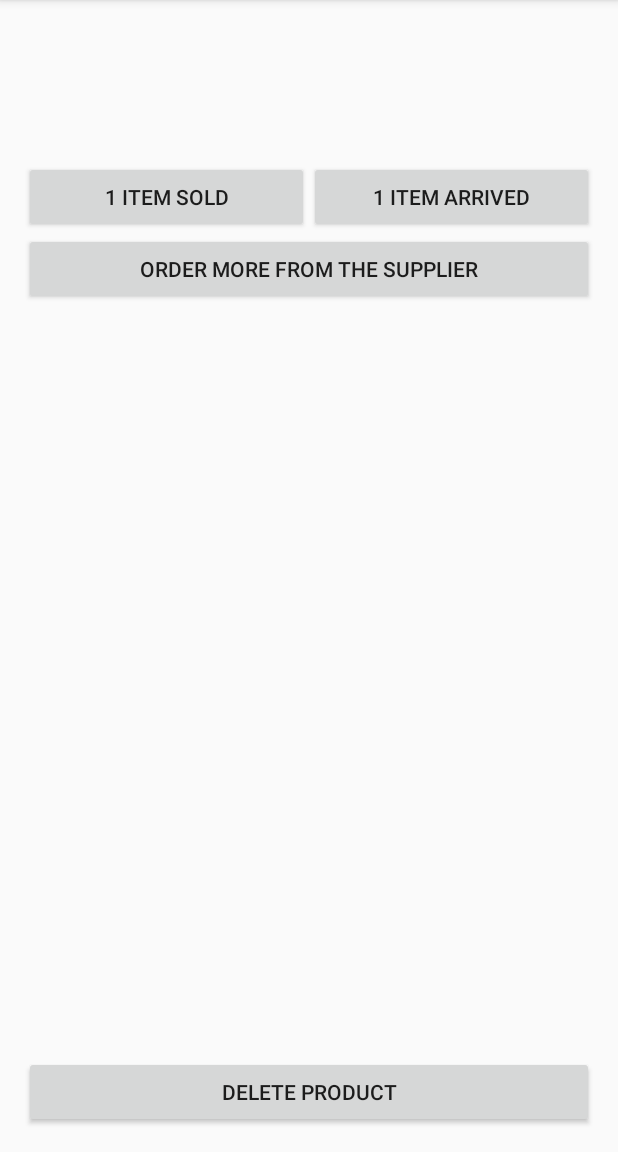
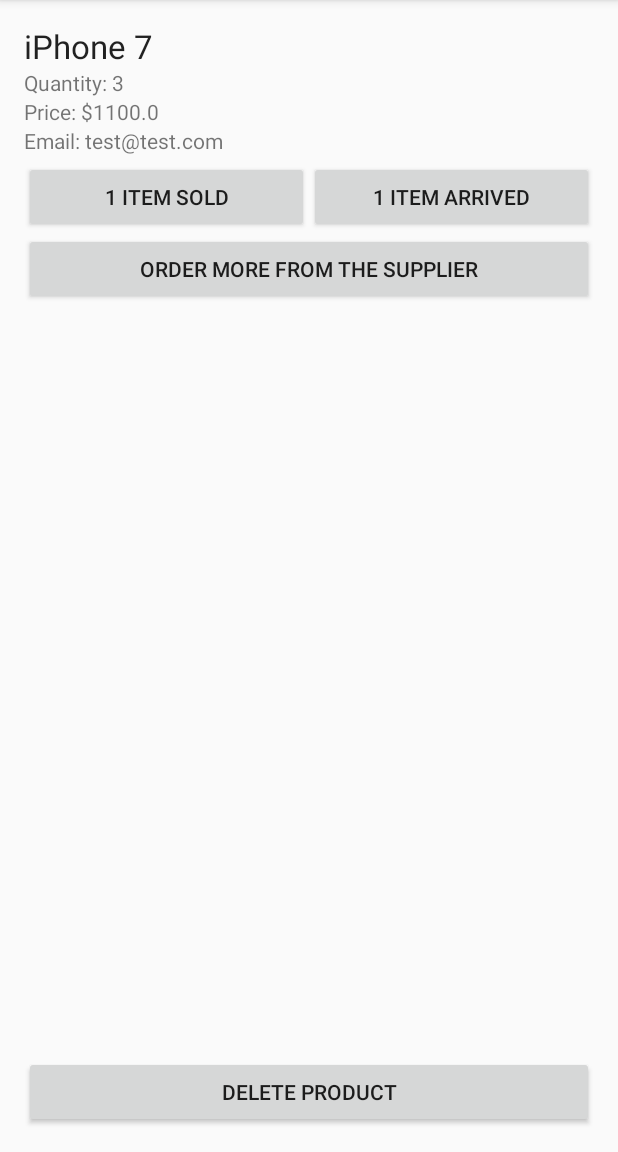
Before and after one commit to sprejjs/InventoryTracking, an Android app: the screen it shows after launch (DetailsActivity), after a tap on "iPhone 7", on a phone screen of 412 x 824 dp, the part 84-1236 px from its top. Run offline under Robolectric (Android 15) with nearby library versions, the phone set to English and light mode, and no system bars; our stand-ins replace ButterKnife.

Commit message:
Populates product information into the details activity.

```diff
--- a/app/src/main/java/com/spreys/inventorytracking/activities/DetailsActivity.java
+++ b/app/src/main/java/com/spreys/inventorytracking/activities/DetailsActivity.java
@@ -6,6 +6,7 @@ import android.support.v7.app.AppCompatActivity;
 import android.widget.TextView;
 
 import com.spreys.inventorytracking.R;
+import com.spreys.inventorytracking.data.Product;
 
 import butterknife.BindView;
 import butterknife.ButterKnife;
@@ -16,6 +17,8 @@ import butterknife.OnClick;
  */
 
 public class DetailsActivity extends AppCompatActivity {
+    public static final String KEY_PRODUCT = "key_product";
+
     @BindView(R.id.details_title)
     TextView titleView;
 
@@ -34,6 +37,13 @@ public class DetailsActivity extends AppCompatActivity {
         setContentView(R.layout.activity_details);
 
         ButterKnife.bind(this);
+
+        Product product = getIntent().getExtras().getParcelable(KEY_PRODUCT);
+
+        titleView.setText(product.getName());
+        quantityView.setText(product.getQuantityDescription());
+        priceView.setText(product.getPriceDescription());
+        emailView.setText(product.getSupplierEmailDescription());
     }
 
     @OnClick(R.id.details_track_sale)
--- a/app/src/main/java/com/spreys/inventorytracking/activities/MainActivity.java
+++ b/app/src/main/java/com/spreys/inventorytracking/activities/MainActivity.java
@@ -21,6 +21,8 @@ import java.util.List;
 import butterknife.BindView;
 import butterknife.ButterKnife;
 import butterknife.OnClick;
+
+import static com.spreys.inventorytracking.activities.DetailsActivity.KEY_PRODUCT;
 
 public class MainActivity extends AppCompatActivity {
 
@@ -77,7 +79,7 @@ public class MainActivity extends AppCompatActivity {
         @Override
         public void onProductSelected(int itemPosition) {
             Intent intent = new Intent(context, DetailsActivity.class);
-//            intent.putExtra
+            intent.putExtra(KEY_PRODUCT, products.get(itemPosition));
             startActivity(intent);
         }
 
--- a/app/src/main/java/com/spreys/inventorytracking/data/MockDataProvider.java
+++ b/app/src/main/java/com/spreys/inventorytracking/data/MockDataProvider.java
@@ -10,9 +10,9 @@ import java.util.List;
 public class MockDataProvider {
     public static List<Product> GetMockData() {
         ArrayList<Product> products = new ArrayList<>();
-        products.add(new Product("Headphones", 10, 59.99));
-        products.add(new Product("iPad mini", 15, 99.99));
-        products.add(new Product("iPhone 7", 3, 1100));
+        products.add(new Product("Headphones", "test@test.com", 10, 59.99));
+        products.add(new Product("iPad mini", "test@test.com", 15, 99.99));
+        products.add(new Product("iPhone 7", "test@test.com", 3, 1100));
         return products;
     }
 }
--- a/app/src/main/java/com/spreys/inventorytracking/data/Product.java
+++ b/app/src/main/java/com/spreys/inventorytracking/data/Product.java
@@ -1,19 +1,36 @@
 package com.spreys.inventorytracking.data;
+
+import android.os.Parcel;
+import android.os.Parcelable;
 
 /**
  * Created by vspreys on 9/15/16.
  */
 
-public class Product {
+public class Product implements Parcelable {
     private String name;
+    private String supplierEmail;
     private int quantity;
     private double price;
 
-    public Product(String name, int quantity, double price) {
+    public Product(String name, String supplierEmail, int quantity, double price) {
         this.name = name;
+        this.supplierEmail = supplierEmail;
         this.quantity = quantity;
         this.price = price;
     }
+
+    public static final Creator<Product> CREATOR = new Creator<Product>() {
+        @Override
+        public Product createFromParcel(Parcel in) {
+            return new Product(in);
+        }
+
+        @Override
+        public Product[] newArray(int size) {
+            return new Product[size];
+        }
+    };
 
     public String getName() {
         return this.name;
@@ -25,6 +42,10 @@ public class Product {
 
     public double getPrice() {
         return this.price;
+    }
+
+    public String getSupplierEmailDescription() {
+        return "Email: " + supplierEmail;
     }
 
     public String getQuantityDescription() {
@@ -42,4 +63,24 @@ public class Product {
         }
         return false;
     }
+
+    @Override
+    public int describeContents() {
+        return 0;
+    }
+
+    @Override
+    public void writeToParcel(Parcel parcel, int i) {
+        parcel.writeString(name);
+        parcel.writeString(supplierEmail);
+        parcel.writeInt(quantity);
+        parcel.writeDouble(price);
+    }
+
+    private Product(Parcel in) {
+        this.name = in.readString();
+        this.supplierEmail = in.readString();
+        this.quantity = in.readInt();
+        this.price = in.readDouble();
+    }
 }
```
